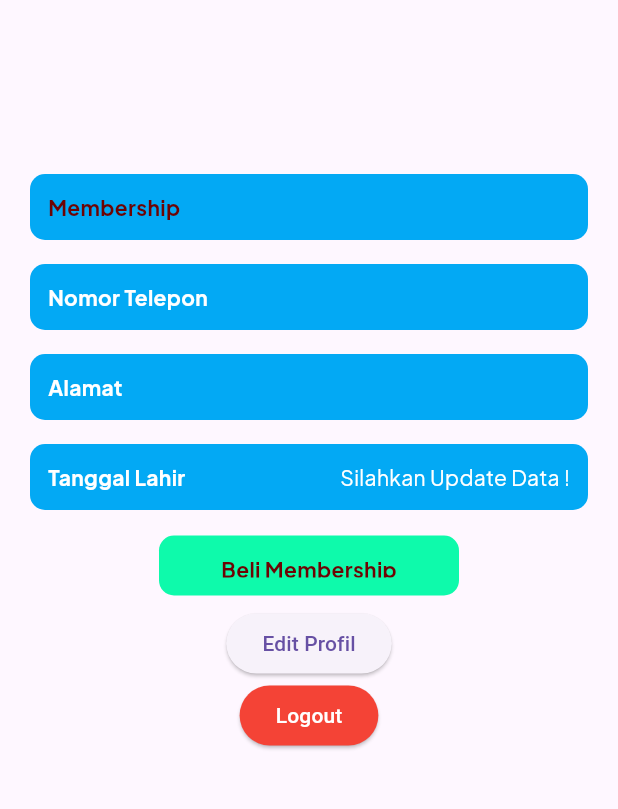
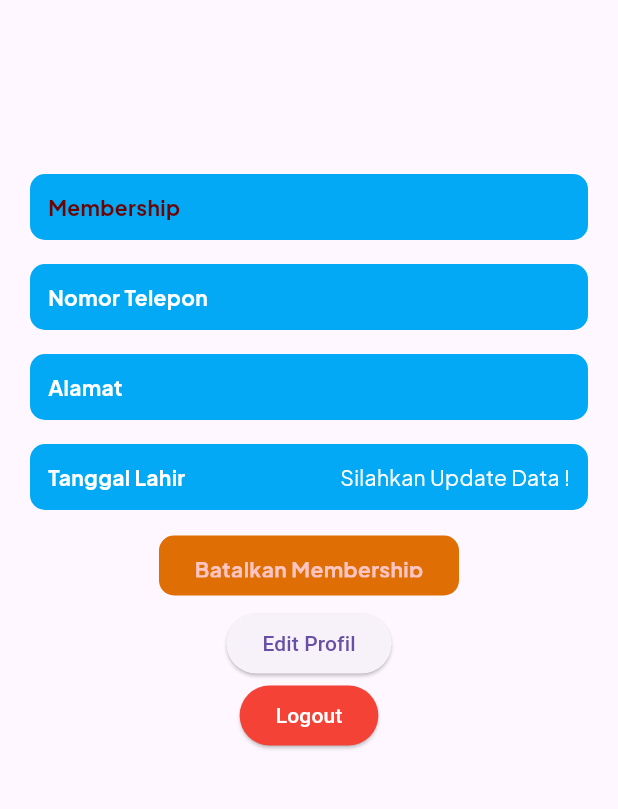
Before and after one commit to kyynnnnn/test-sinau, a Flutter app: the ProfilePagee screen opened by its route, on a phone screen of 412 x 824 dp, the part 372-1181 px from its top. Run offline on Flutter 3.47's test engine with Material 3 defaults, Android fonts, the phone set to English and light mode, and no system bars; our stand-ins replace cloud_firestore, firebase_auth, firebase_core, google_fonts; accounts and stored records are empty.

Commit message:
nambah fungsi batal member

```diff
--- a/lib/home_pages/lvl1.dart
+++ b/lib/home_pages/lvl1.dart
@@ -182,7 +182,7 @@ class _pageLvl1State extends State<pageLvl1> {
                                     ),
                                   ),
                                 ),
-                                (lenght == 1) ? Text("Gratis") : Text("")
+                                (member == "Gratis") ? Text("Gratis") : Text("")
                               ],
                             );
                           },
--- a/lib/home_pages/lvl2.dart
+++ b/lib/home_pages/lvl2.dart
@@ -185,7 +185,7 @@ class _pageLvl2State extends State<pageLvl2> {
                                     ),
                                   ),
                                 ),
-                                (lenght == 1) ? Text("Gratis") : Text("")
+                                (member == "Gratis") ? Text("Gratis") : Text("")
                               ],
                             );
                           },
--- a/lib/screens/pages/profile.dart
+++ b/lib/screens/pages/profile.dart
@@ -4,6 +4,7 @@ import 'package:flutter/material.dart';
 import 'package:google_fonts/google_fonts.dart';
 import 'package:sinau/data/popup_confirmation.dart';
 import 'package:sinau/data/tap.dart';
+import 'package:sinau/firebase/auth_service.dart';
 import 'package:sinau/screens/pages/profile_edit.dart';
 import 'package:sinau/widgets/colors.dart';
 
@@ -16,7 +17,22 @@ class ProfilePagee extends StatefulWidget {
 
 class _ProfilePageeState extends State<ProfilePagee> {
   String name = '';
+  String member = '';
   DateTime? currentBackPressTime;
+
+  @override
+  void initState() {
+    super.initState();
+    getStatus();
+  }
+
+  void getStatus() async {
+    final tes = await AuthService().getStatus();
+
+    setState(() {
+      member = tes.toString();
+    });
+  }
 
   @override
   Widget build(BuildContext context) {
@@ -122,7 +138,9 @@ class _ProfilePageeState extends State<ProfilePagee> {
                                     : '${user['birth']}'),
                             SizedBox(height: 1.0),
                             // if ('member' == 'VIP')
-                            InkWell(
+
+                            (member == 'Gratis')
+                                ? InkWell(
                                     onTap: () async {
                                       print('Tombol Beli Ditekan');
                                       PurchaseConfirmationDialog();
@@ -133,12 +151,14 @@ class _ProfilePageeState extends State<ProfilePagee> {
                                         final FirebaseFirestore firestore =
                                             FirebaseFirestore.instance;
 
-                                  FirebaseAuth auth = FirebaseAuth.instance;
+                                        FirebaseAuth auth =
+                                            FirebaseAuth.instance;
 
                                         String? userId = auth.currentUser?.uid;
 
-                                  final docUser =
-                                      firestore.collection('users').doc(userId);
+                                        final docUser = firestore
+                                            .collection('users')
+                                            .doc(userId);
 
                                         docUser.update({
                                           'member': 'VIP',
@@ -151,16 +171,71 @@ class _ProfilePageeState extends State<ProfilePagee> {
                                     child: Container(
                                       width: 200,
                                       height: 40,
-                                margin: EdgeInsets.symmetric(vertical: 8.0),
+                                      margin:
+                                          EdgeInsets.symmetric(vertical: 8.0),
                                       padding: EdgeInsets.all(12.0),
                                       decoration: BoxDecoration(
-                                    color: Color.fromARGB(255, 14, 250, 171),
-                                    borderRadius: BorderRadius.circular(10.0)),
+                                          color:
+                                              Color.fromARGB(255, 14, 250, 171),
+                                          borderRadius:
+                                              BorderRadius.circular(10.0)),
                                       child: Center(
                                         child: Text(
                                           'Beli Membership',
                                           style: GoogleFonts.plusJakartaSans(
-                                        color: Color.fromARGB(255, 109, 3, 3),
+                                              color: Color.fromARGB(
+                                                  255, 109, 3, 3),
+                                              fontSize: 14,
+                                              fontWeight: FontWeight.w700),
+                                        ),
+                                      ),
+                                    ),
+                                  )
+                                : InkWell(
+                                    onTap: () async {
+                                      print('Tombol Batal Ditekan');
+                                      CancelConfirmationDialog();
+                                      bool? result =
+                                          await CancelConfirmationDialog.show(
+                                              context);
+                                      if (result!) {
+                                        final FirebaseFirestore firestore =
+                                            FirebaseFirestore.instance;
+
+                                        FirebaseAuth auth =
+                                            FirebaseAuth.instance;
+
+                                        String? userId = auth.currentUser?.uid;
+
+                                        final docUser = firestore
+                                            .collection('users')
+                                            .doc(userId);
+
+                                        docUser.update({
+                                          'member': 'Gratis',
+                                        });
+                                        print('Pembelian dikonfirmasi');
+                                      } else {
+                                        print('Pembelian dibatalkan');
+                                      }
+                                    },
+                                    child: Container(
+                                      width: 200,
+                                      height: 40,
+                                      margin:
+                                          EdgeInsets.symmetric(vertical: 8.0),
+                                      padding: EdgeInsets.all(12.0),
+                                      decoration: BoxDecoration(
+                                          color:
+                                              Color.fromARGB(255, 223, 110, 4),
+                                          borderRadius:
+                                              BorderRadius.circular(10.0)),
+                                      child: Center(
+                                        child: Text(
+                                          'Batalkan Membership',
+                                          style: GoogleFonts.plusJakartaSans(
+                                              color: Color.fromARGB(
+                                                  255, 255, 196, 196),
                                               fontSize: 14,
                                               fontWeight: FontWeight.w700),
                                         ),
```
Also changed, not shown: lib/data/popup_confirmation.dart (+29 -1 lines), lib/firebase/auth_service.dart (+7 -0 lines), lib/home_pages/lvl3.dart (+47 -6 lines). Lines whose indentation alone changed are shown as unchanged.
